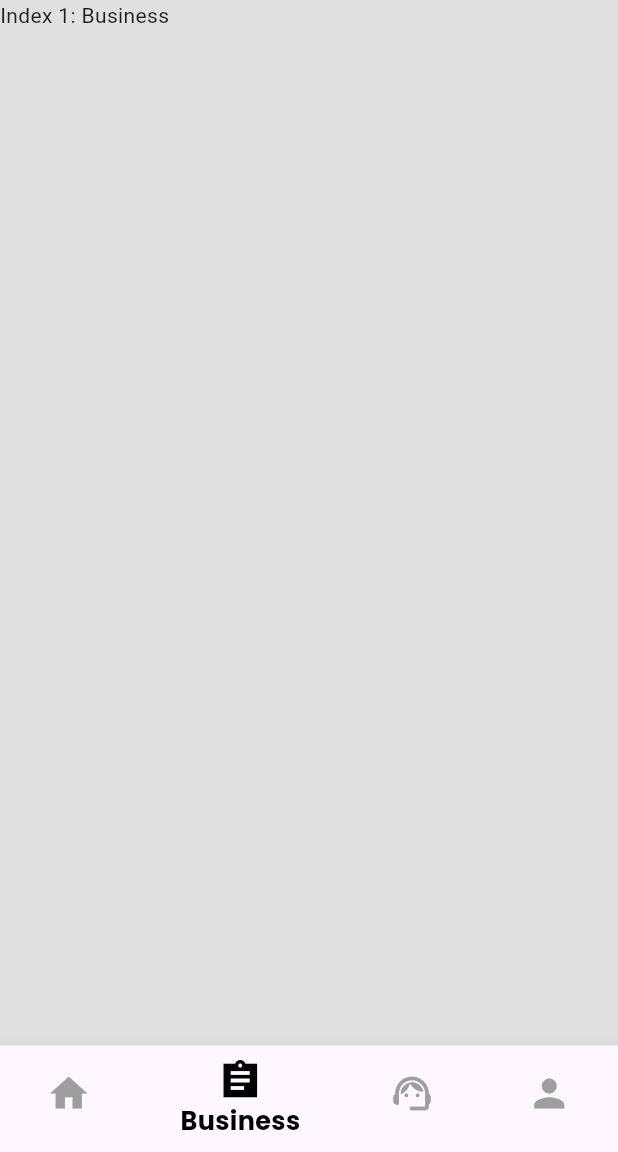
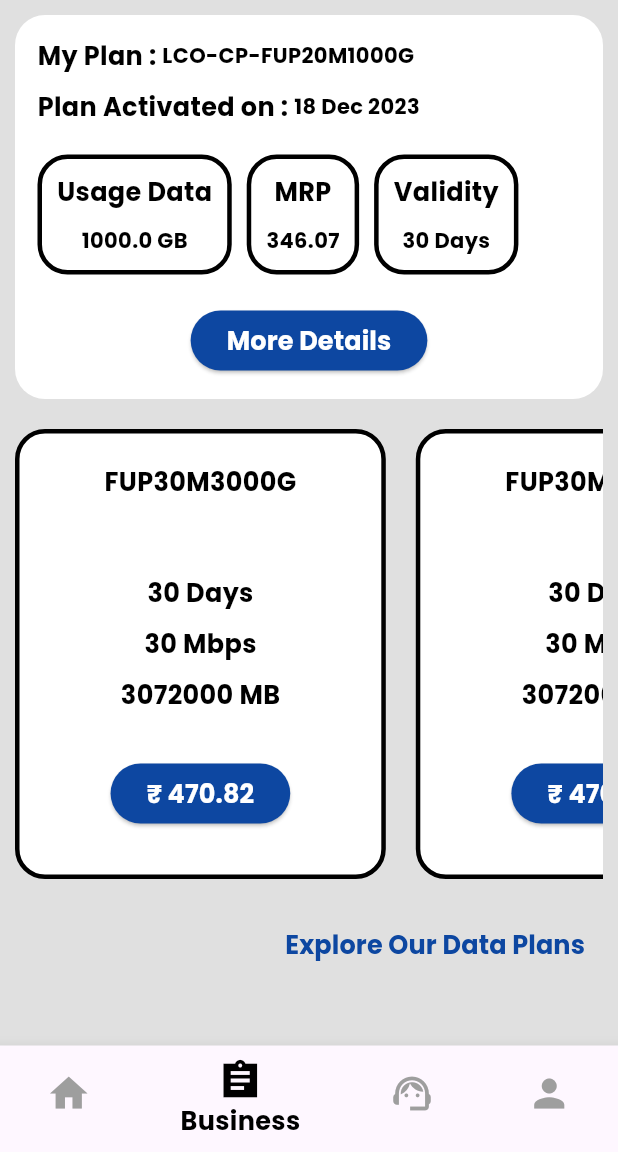
Before and after one commit to VYSHNAVKM/kvbl_subscriber_app, a Flutter app: the screen it shows after launch, item 2 of the bottom bar chosen, on a phone screen of 412 x 824 dp, the part 84-1236 px from its top. Run offline on Flutter 3.47's test engine with Material 3 defaults, Android fonts, the phone set to English and light mode, and no system bars; our stand-ins replace google_fonts.

Commit message:
add  so many screens

```diff
--- /dev/null
+++ b/lib/utils/myplan_details_list.dart
@@ -0,0 +1,28 @@
+class MyPlanDetailsList {
+  static List<String> myplandetailsTitle = [
+    'Status : ',
+    'Primary Speed : ',
+    'Primary Data : ',
+    'Secondary Speed : ',
+    'Secondary Data : ',
+    'Validity Period : ',
+    'Discount : ',
+    'Plan Price : ',
+    'CGST : ',
+    'SGST : ',
+    'IGST : '
+  ];
+  static List<String> myplandetailsSubtitle = [
+    'Active',
+    '20.00 Mbps',
+    '1000.0 GB',
+    '2.00 Mbps',
+    'Unlimited',
+    '18 Dec 2023 to 16 Jan 2024',
+    '₹ 0.00',
+    '₹ 293.28',
+    '₹ 26.3952',
+    '₹ 26.3952',
+    '₹ 0.0000'
+  ];
+}
--- a/lib/view/bottom_bar/bottom_navi_bar.dart
+++ b/lib/view/bottom_bar/bottom_navi_bar.dart
@@ -2,6 +2,7 @@ import 'package:flutter/material.dart';
 import 'package:google_fonts/google_fonts.dart';
 import 'package:kvbl_subscriber_app/utils/color_contant.dart';
 import 'package:kvbl_subscriber_app/view/bottom_bar/screens/home_screen/home_screen.dart';
+import 'package:kvbl_subscriber_app/view/bottom_bar/screens/plan_screen/plan_screen.dart';
 import 'package:kvbl_subscriber_app/view/bottom_bar/screens/profile_screen/profile_screen.dart';
 import 'package:kvbl_subscriber_app/view/bottom_bar/screens/support_screen/support_screen.dart';
 
@@ -16,9 +17,7 @@ class _BottomNaviBarState extends State<BottomNaviBar> {
   int _selectedIndex = 0;
   static List<Widget> _widgetOptions = <Widget>[
     HomeScreen(),
-    Text(
-      'Index 1: Business',
-    ),
+    PlanScreen(),
     SupportScreen(),
     ProfileScreen()
   ];
--- /dev/null
+++ b/lib/view/bottom_bar/screens/plan_screen/plan_screen.dart
@@ -0,0 +1,113 @@
+import 'package:flutter/material.dart';
+import 'package:google_fonts/google_fonts.dart';
+import 'package:kvbl_subscriber_app/utils/color_contant.dart';
+import 'package:kvbl_subscriber_app/utils/textstyle_contant.dart';
+import 'package:kvbl_subscriber_app/view/bottom_bar/screens/plan_screen/widgets/explore_our_data_plans/explore_our_data_plans.dart';
+import 'package:kvbl_subscriber_app/view/bottom_bar/screens/plan_screen/widgets/myplan/myplan_details%20.dart';
+
+class PlanScreen extends StatefulWidget {
+  const PlanScreen({super.key});
+
+  @override
+  State<PlanScreen> createState() => _PlanScreenState();
+}
+
+class _PlanScreenState extends State<PlanScreen> {
+  @override
+  Widget build(BuildContext context) {
+    return SingleChildScrollView(
+      child: Padding(
+        padding: const EdgeInsets.all(10.0),
+        child: Column(
+          children: [
+            MyPlanDetails(),
+            SizedBox(
+              height: 20,
+            ),
+            Container(
+              height: 300,
+              child: ListView.separated(
+                  scrollDirection: Axis.horizontal,
+                  itemBuilder: (context, index) {
+                    return Container(
+                      decoration: BoxDecoration(
+                          color: primarycolorlight,
+                          border: Border.all(width: 3, color: primarycolordark),
+                          borderRadius: BorderRadius.circular(20)),
+                      padding: EdgeInsets.all(20),
+                      width: MediaQuery.of(context).size.width * 0.6,
+                      child: Column(children: [
+                        Text(
+                          'FUP30M3000G',
+                          style: subtextdark,
+                        ),
+                        SizedBox(
+                          height: 50,
+                        ),
+                        Text(
+                          '30 Days',
+                          style: subtextdark,
+                        ),
+                        SizedBox(
+                          height: 10,
+                        ),
+                        Text(
+                          '30 Mbps',
+                          style: subtextdark,
+                        ),
+                        SizedBox(
+                          height: 10,
+                        ),
+                        Text(
+                          '3072000 MB',
+                          style: subtextdark,
+                        ),
+                        SizedBox(
+                          height: 30,
+                        ),
+                        ElevatedButton(
+                            style: ButtonStyle(
+                                backgroundColor: MaterialStatePropertyAll(
+                                    Colors.blue.shade900)),
+                            onPressed: () {},
+                            child: Text(
+                              '₹ 470.82',
+                              style: subtextlight,
+                            ))
+                      ]),
+                    );
+                  },
+                  separatorBuilder: (context, index) => SizedBox(
+                        width: 20,
+                      ),
+                  itemCount: 10),
+            ),
+            SizedBox(
+              height: 20,
+            ),
+            Row(
+              mainAxisAlignment: MainAxisAlignment.end,
+              children: [
+                TextButton(
+                    onPressed: () {
+                      Navigator.push(
+                          context,
+                          MaterialPageRoute(
+                            builder: (context) => ExploreOurDataPlans(),
+                          ));
+                    },
+                    child: Text(
+                      'Explore Our Data Plans',
+                      style: GoogleFonts.poppins(
+                          fontSize: 17,
+                          fontWeight: FontWeight.bold,
+                          color: Colors.blue.shade900),
+                    )),
+              ],
+            ),
+          ],
+        ),
+      ),
+    );
+  }
+}
--- /dev/null
+++ b/lib/view/bottom_bar/screens/plan_screen/widgets/myplan/myplan_details .dart
@@ -0,0 +1,151 @@
+import 'package:flutter/material.dart';
+import 'package:google_fonts/google_fonts.dart';
+import 'package:kvbl_subscriber_app/utils/color_contant.dart';
+import 'package:kvbl_subscriber_app/utils/textstyle_contant.dart';
+
+import 'package:kvbl_subscriber_app/view/bottom_bar/screens/plan_screen/widgets/myplan_moredetails.dart';
+
+class MyPlanDetails extends StatefulWidget {
+  const MyPlanDetails({super.key});
+
+  @override
+  State<MyPlanDetails> createState() => _MyPlanDetailsState();
+}
+
+class _MyPlanDetailsState extends State<MyPlanDetails> {
+  final subtitlestyle =
+      GoogleFonts.poppins(fontWeight: FontWeight.bold, color: primarycolordark);
+  @override
+  Widget build(BuildContext context) {
+    return Container(
+      padding: EdgeInsets.all(15),
+      decoration: BoxDecoration(
+          color: primarycolorlight, borderRadius: BorderRadius.circular(20)),
+      child: Column(
+        children: [
+          Row(
+            children: [
+              Text(
+                'My Plan : ',
+                style: subtextdark,
+              ),
+              Text(
+                'LCO-CP-FUP20M1000G',
+                style: subtitlestyle,
+              )
+            ],
+          ),
+          SizedBox(
+            height: 10,
+          ),
+          Row(
+            children: [
+              Text(
+                'Plan Activated on : ',
+                style: subtextdark,
+              ),
+              Text(
+                '18 Dec 2023',
+                style: subtitlestyle,
+              )
+            ],
+          ),
+          SizedBox(
+            height: 20,
+          ),
+          Row(
+            children: [
+              Container(
+                padding: EdgeInsets.all(10),
+                decoration: BoxDecoration(
+                    borderRadius: BorderRadius.circular(20),
+                    border: Border.all(width: 3, color: primarycolordark)),
+                child: Column(
+                  children: [
+                    Text(
+                      'Usage Data',
+                      style: subtextdark,
+                    ),
+                    SizedBox(
+                      height: 10,
+                    ),
+                    Text(
+                      '1000.0 GB',
+                      style: subtitlestyle,
+                    ),
+                  ],
+                ),
+              ),
+              SizedBox(
+                width: 10,
+              ),
+              Container(
+                padding: EdgeInsets.all(10),
+                decoration: BoxDecoration(
+                    borderRadius: BorderRadius.circular(20),
+                    border: Border.all(width: 3, color: primarycolordark)),
+                child: Column(
+                  children: [
+                    Text(
+                      'MRP',
+                      style: subtextdark,
+                    ),
+                    SizedBox(
+                      height: 10,
+                    ),
+                    Text(
+                      '346.07',
+                      style: subtitlestyle,
+                    ),
+                  ],
+                ),
+              ),
+              SizedBox(
+                width: 10,
+              ),
+              Container(
+                padding: EdgeInsets.all(10),
+                decoration: BoxDecoration(
+                    borderRadius: BorderRadius.circular(20),
+                    border: Border.all(width: 3, color: primarycolordark)),
+                child: Column(
+                  children: [
+                    Text(
+                      'Validity',
+                      style: subtextdark,
+                    ),
+                    SizedBox(
+                      height: 10,
+                    ),
+                    Text(
+                      '30 Days',
+                      style: subtitlestyle,
+                    ),
+                  ],
+                ),
+              ),
+            ],
+          ),
+          SizedBox(
+            height: 20,
+          ),
+          ElevatedButton(
+              style: ButtonStyle(
+                  backgroundColor:
+                      MaterialStatePropertyAll(Colors.blue.shade900)),
+              onPressed: () {
+                Navigator.push(
+                    context,
+                    MaterialPageRoute(
+                      builder: (context) => MyPlanMoreDetails(),
+                    ));
+              },
+              child: Text(
+                'More Details',
+                style: subtextlight,
+              ))
+        ],
+      ),
+    );
+  }
+}
--- a/pubspec.yaml
+++ b/pubspec.yaml
@@ -51,6 +51,7 @@ flutter:
   assets:
     - assets\png\kvbl icon image.png
 
+
   # An image asset can refer to one or more resolution-specific "variants", see
   # https://flutter.dev/assets-and-images/#resolution-aware
   # For details regarding adding assets from package dependencies, see
```
Also changed, not shown: lib/view/bottom_bar/screens/plan_screen/widgets/explore_our_data_plans/explore_our_data_plans.dart (added, +27 -0 lines), lib/view/bottom_bar/screens/plan_screen/widgets/myplan_moredetails.dart (added, +54 -0 lines), lib/view/bottom_bar/screens/profile_screen/profile_screen.dart (+22 -13 lines), lib/view/bottom_bar/screens/support_screen/support_screen.dart (+24 -3 lines), lib/view/bottom_bar/screens/support_screen/widgets/create_ticket/create_ticket_screen.dart (added, +130 -0 lines), lib/view/bottom_bar/screens/support_screen/widgets/self_help/self_help_screen.dart (added, +27 -0 lines), lib/view/bottom_bar/screens/support_screen/widgets/ticket_history/ticket_history_screen.dart (added, +27 -0 lines).
